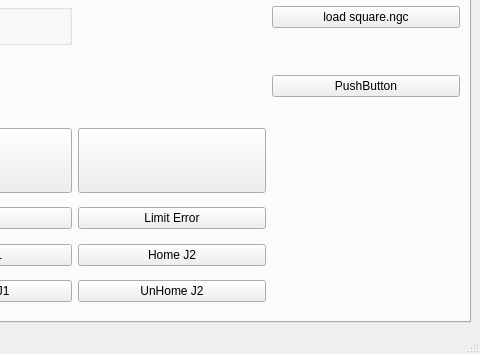
Before: the Qt Designer form examples/xyz/xyz.ui in jethornton/flexgui, drawn with Qt 5; both pictures show x 524 to 1004 and y 431 to 785 of the 1004 by 785 pixel window.
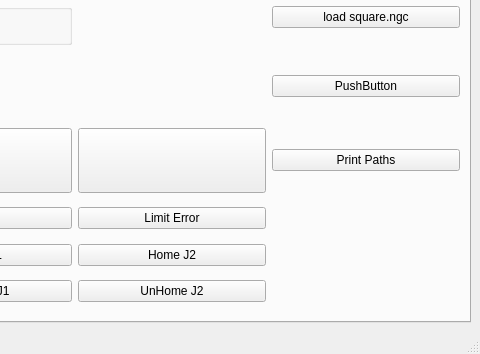
After: the same form once the commit is applied.

The edit to the form file:
```diff
--- a/examples/xyz/xyz.ui
+++ b/examples/xyz/xyz.ui
@@ -1087,6 +1087,13 @@
           </layout>
          </widget>
         </item>
+        <item row="2" column="4">
+         <widget class="QPushButton" name="print_paths_pb">
+          <property name="text">
+           <string>Print Paths</string>
+          </property>
+         </widget>
+        </item>
        </layout>
       </widget>
       <widget class="QWidget" name="tab">
```
